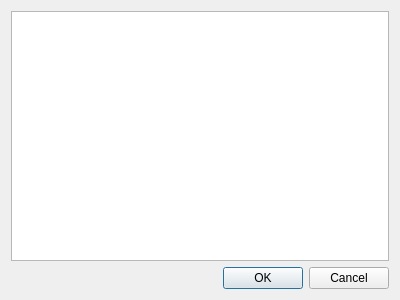
Before: the Qt Designer form ui/clientnetworkdialog.ui in TI-ECS/battleship, drawn with Qt 5.
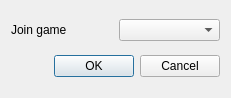
After: the same form once the commit is applied.

```diff
--- a/ui/clientnetworkdialog.ui
+++ b/ui/clientnetworkdialog.ui
@@ -6,8 +6,8 @@
    <rect>
     <x>0</x>
     <y>0</y>
-    <width>400</width>
-    <height>300</height>
+    <width>231</width>
+    <height>98</height>
    </rect>
   </property>
   <property name="windowTitle">
@@ -15,7 +15,18 @@
   </property>
   <layout class="QVBoxLayout" name="verticalLayout">
    <item>
-    <widget class="QListWidget" name="listWidget"/>
+    <layout class="QHBoxLayout" name="horizontalLayout">
+     <item>
+      <widget class="QLabel" name="label">
+       <property name="text">
+        <string>Join game</string>
+       </property>
+      </widget>
+     </item>
+     <item>
+      <widget class="QComboBox" name="comboBox"/>
+     </item>
+    </layout>
    </item>
    <item>
     <widget class="QDialogButtonBox" name="buttonBox">
```
